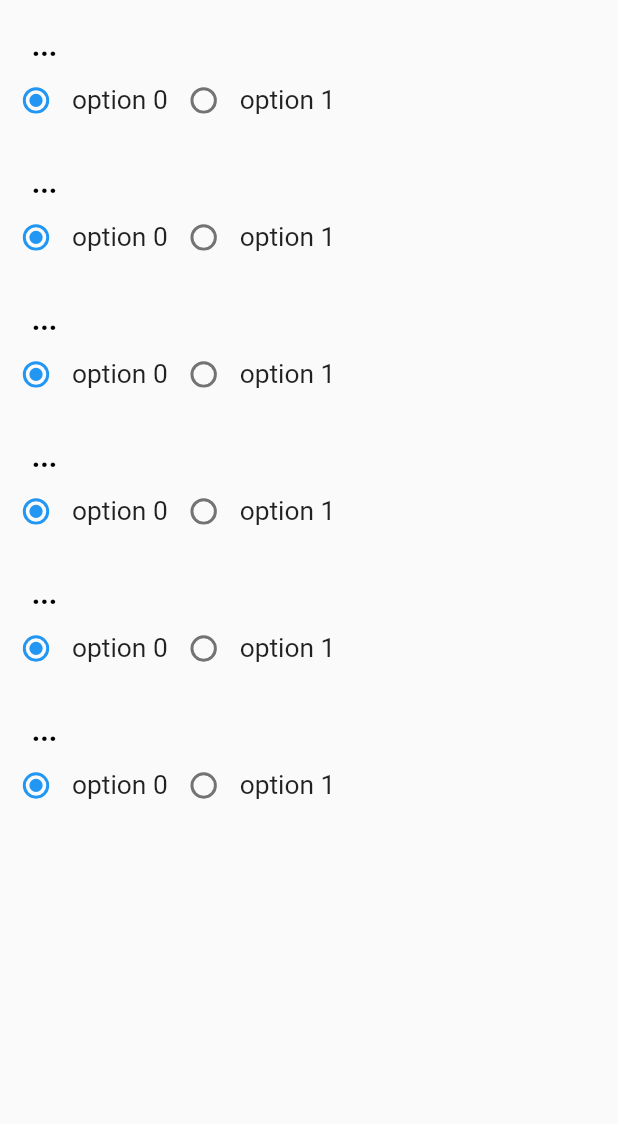
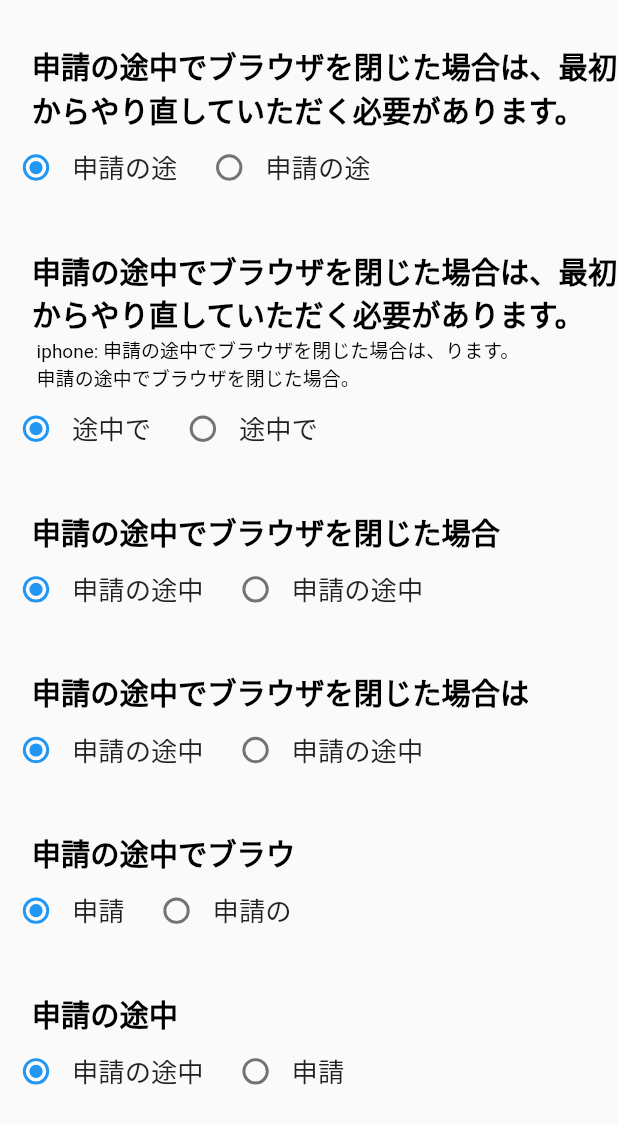
Before and after one commit to hello-world-was-taken/upwork-hassan, a Flutter app: the FirstStepPage widget shown alone on an empty page, opened directly, on a phone screen of 412 x 824 dp. Shown: the top 1124 px of the screen. Run offline on Flutter 3.47's test engine with Material 2 defaults, Android fonts, the phone set to English and light mode, and no system bars; our stand-ins replace camera, flutter_screenutil; Roboto replaces fonts that are missing (MsGothic).

Commit message:
add onboarding to general flow

```diff
--- a/lib/features/pages/presentation/onboarding.dart
+++ b/lib/features/pages/presentation/onboarding.dart
@@ -1,5 +1,6 @@
 import 'package:flutter/material.dart';
 import 'package:flutter_screenutil/flutter_screenutil.dart';
+import 'package:upwork_hassan/features/pages/presentation/access_request.dart';
 import 'package:upwork_hassan/features/pages/presentation/widgets/action_button.dart';
 import 'package:upwork_hassan/features/pages/presentation/widgets/round_bullet_text.dart';
 import 'package:upwork_hassan/features/pages/presentation/widgets/secondary_color_title.dart';
@@ -31,35 +32,53 @@ class _OnBoardingState extends State<OnBoarding> {
     var _pages = [
       FirstStepPage(),
       SecondStepPage(),
-      ThirdStepPage(next: incrementStage),
-      FourthStepPage(next: incrementStage)
+      ThirdStepPage(),
+      FourthStepPage()
     ];
 
     return SafeArea(
       child: Scaffold(
+        backgroundColor: Colors.grey.shade100,
         body: Container(
-          padding: EdgeInsets.symmetric(horizontal: 30.h, vertical: 10.h),
+          padding: EdgeInsets.symmetric(horizontal: 40.h, vertical: 10.h),
+          height: MediaQuery.of(context).size.height,
           child: Column(
-
             children: [
               SizedBox(
                 height: 10.h,
               ),
               ProgressIndicator(stage: stage),
-              _pages[stage],
+              SizedBox(
+                height: 20.h,
+              ),
+              Container(
+                color: Colors.white,
+                padding: EdgeInsets.all(10.h),
+                height: MediaQuery.of(context).size.height * 0.65,
+                child: _pages[stage],
+              ),
+              SizedBox(
+                height: 20.h,
+              ),
               stage > 0
                   ? ActionButton(
                       onPressed: () {
                         decrementStage();
                       },
-                      text: 'prev',
+                      text: 'Prev',
                     )
                   : SizedBox.shrink(),
               ActionButton(
                 onPressed: () {
+                  if (stage < 3)
                     incrementStage();
+                  else
+                    Navigator.push(
+                      context,
+                      MaterialPageRoute(builder: (context) => AccessRequest()),
+                    );
                 },
-                text: 'next',
+                text: 'Next',
               ),
             ],
           ),
@@ -93,10 +112,9 @@ class ProgressIndicator extends StatelessWidget {
                     color: stage < index ? Color(0XFF757575) : Colors.black,
                     size: 16.r,
                   ),
-                  Text("stage $index",
-                  style: TextStyle(
-                   fontSize: 20.h
-                  ),
+                  Text(
+                    "stage $index",
+                    style: TextStyle(fontSize: 20.h),
                   )
                 ],
               ),
@@ -122,27 +140,44 @@ class FirstStepPage extends StatelessWidget {
 
   @override
   Widget build(BuildContext context) {
-    return Flexible(
-      child: ListView(
+    return ListView(
       shrinkWrap: true,
       children: [
         Column(
-
           children: [
-              CustomCard(title: "...", options: ["option 0", "option 1"]),
+            SizedBox(
+              height: 10.h,
+            ),
             CustomCard(
-                title: "...",
-
-                options: ["option 0", "option 1"],
+                title: "申請の途中でブラウザを閉じた場合は、最初からやり直していただく必要があります。",
+                options: ["申請の途", "申請の途"]),
+            SizedBox(
+              height: 10.h,
             ),
-              CustomCard(title: "...", options: ["option 0", "option 1"]),
-              CustomCard(title: "...", options: ["option 0", "option 1"]),
-              CustomCard(title: "...", options: ["option 0", "option 1"]),
-              CustomCard(title: "...", options: ["option 0", "option 1"]),
+            CustomCard(
+              title: "申請の途中でブラウザを閉じた場合は、最初からやり直していただく必要があります。",
+              subtitle: "iphone: 申請の途中でブラウザを閉じた場合は、ります。 \n申請の途中でブラウザを閉じた場合。",
+              options: ["途中で", "途中で"],
+            ),
+            SizedBox(
+              height: 10.h,
+            ),
+            CustomCard(title: "申請の途中でブラウザを閉じた場合", options: ["申請の途中", "申請の途中"]),
+            SizedBox(
+              height: 10.h,
+            ),
+            CustomCard(title: "申請の途中でブラウザを閉じた場合は", options: ["申請の途中", "申請の途中"]),
+            SizedBox(
+              height: 10.h,
+            ),
+            CustomCard(title: "申請の途中でブラウ", options: ["申請", "申請の"]),
+            SizedBox(
+              height: 10.h,
+            ),
+            CustomCard(title: "申請の途中", options: ["申請の途中", "申請"]),
           ],
         ),
       ],
-      ),
     );
   }
 }
@@ -157,27 +192,42 @@ class SecondStepPage extends StatefulWidget {
 class _SecondStepPageState extends State<SecondStepPage> {
   @override
   Widget build(BuildContext context) {
-    return Flexible(
-      child: ListView(
+    return ListView(
       shrinkWrap: true,
       children: [
+        SizedBox(
+          height: 10.h,
+        ),
         Text(
-            "Header...",
+          "申請の途中でブラウザを閉じた場",
           textAlign: TextAlign.center,
           style: TextStyle(fontSize: 16.sp, fontWeight: FontWeight.bold),
         ),
         SizedBox(
-            height: 10.h,
+          height: 20.h,
         ),
         Text(
-            "sub Header...",
+          "申請の途中でブラウザを閉じた場合は、最初からやり直。",
           textAlign: TextAlign.center,
           style: TextStyle(fontSize: 12.sp),
         ),
         SizedBox(
           height: 10.h,
         ),
-          SecondaryColorHeading(title: "54,000"),
+        Container(
+          // margin: EdgeInsets.only(bottom: 25.h),
+          padding: EdgeInsets.only(top: 15.h),
+          width: double.infinity,
+          height: 60.h,
+          decoration: BoxDecoration(
+              color: Color(0XFF757575),
+              borderRadius: BorderRadius.circular(5.r)),
+          child: Text(
+            "54,000",
+            textAlign: TextAlign.center,
+            style: TextStyle(color: Colors.white, fontSize: 25.h),
+          ),
+        ),
         SizedBox(
           height: 10.h,
         ),
@@ -186,16 +236,13 @@ class _SecondStepPageState extends State<SecondStepPage> {
           child: ListView(
             scrollDirection: Axis.horizontal,
             children: [
-                SizedBox(
-                  width: MediaQuery.of(context).size.width * 0.05,
-                ),
               Container(
                 height: double.infinity,
                 width: MediaQuery.of(context).size.width * 0.45,
                 child: TextField(
                   decoration: InputDecoration(
                     border: OutlineInputBorder(),
-                      hintText: 'Enter ...',
+                    hintText: '申請の途中でブラ',
                   ),
                 ),
               ),
@@ -216,12 +263,12 @@ class _SecondStepPageState extends State<SecondStepPage> {
                 ),
                 child: Container(
                   height: double.infinity,
-                    width: MediaQuery.of(context).size.width * 0.20,
+                  width: MediaQuery.of(context).size.width * 0.15,
                   alignment: Alignment.center,
                   padding:
                       EdgeInsets.symmetric(horizontal: 10.w, vertical: 10.h),
                   child: Text(
-                      'button',
+                    '在留カード',
                     textAlign: TextAlign.center,
                     style: TextStyle(
                       color: Colors.white,
@@ -238,7 +285,7 @@ class _SecondStepPageState extends State<SecondStepPage> {
           height: 5.h,
         ),
         Text(
-            "under input......",
+          "申請の途中申請の途中でブラウザを閉じた場",
           textAlign: TextAlign.center,
           style: TextStyle(fontSize: 12.sp),
         ),
@@ -274,6 +321,7 @@ class _SecondStepPageState extends State<SecondStepPage> {
           height: 20.h,
         ),
         Column(
+          crossAxisAlignment: CrossAxisAlignment.center,
           children: [
             RoundBulletText(text: "申請の途中でブラウザを閉じた場合は、最初からやり直していただく必要があります。"),
             SizedBox(
@@ -289,14 +337,12 @@ class _SecondStepPageState extends State<SecondStepPage> {
           ],
         ),
       ],
-      ),
     );
   }
 }
 
 class ThirdStepPage extends StatelessWidget {
-  final next;
-  const ThirdStepPage({super.key, required this.next});
+  const ThirdStepPage({super.key});
 
   @override
   Widget build(BuildContext context) {
@@ -305,8 +351,7 @@ class ThirdStepPage extends StatelessWidget {
 }
 
 class FourthStepPage extends StatelessWidget {
-  final next;
-  const FourthStepPage({super.key, required this.next});
+  const FourthStepPage({super.key});
 
   @override
   Widget build(BuildContext context) {
@@ -337,15 +382,13 @@ class _CustomeCardState extends State<CustomCard> {
       crossAxisAlignment: CrossAxisAlignment.start,
       children: [
         Container(
-
-          margin: EdgeInsets.only(left: 20.w,top: 20.h),
+          margin: EdgeInsets.only(left: 20.w, top: 20.h),
           child: Text(
             widget.title,
             style: TextStyle(
                 color: Colors.black,
                 fontWeight: FontWeight.bold,
-              fontSize: 20.h
-            ),
+                fontSize: 20.h),
           ),
         ),
         widget.subtitle != null
@@ -355,7 +398,8 @@ class _CustomeCardState extends State<CustomCard> {
                   widget.subtitle,
                   style: TextStyle(
                     color: Colors.black,
-                    fontSize: 20.h
+                    fontSize: 12.sp,
+                    height: 1.5,
                   ),
                 ),
               )
@@ -384,6 +428,9 @@ class _CustomeCardState extends State<CustomCard> {
                     widget.options[index],
                     style: TextStyle(fontSize: 18.h),
                   ),
+                  SizedBox(
+                    width: 10.w,
+                  )
                 ],
               );
             },
```
Also changed, not shown: lib/features/pages/presentation/agreement.dart (+15 -6 lines). Lines whose indentation alone changed are shown as unchanged.
